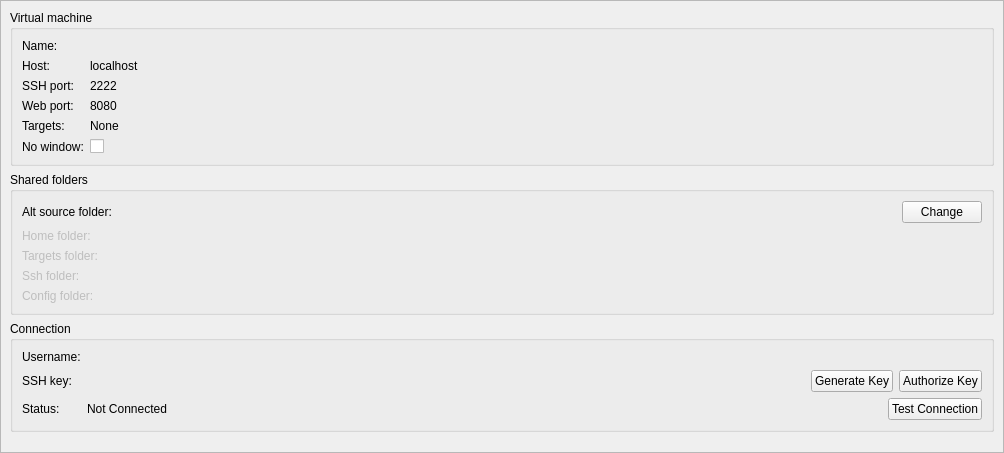
Before: the Qt Designer form src/plugins/mer/mersdkdetailswidget.ui in sailfishos/sailfish-qtcreator, drawn with Qt 5.
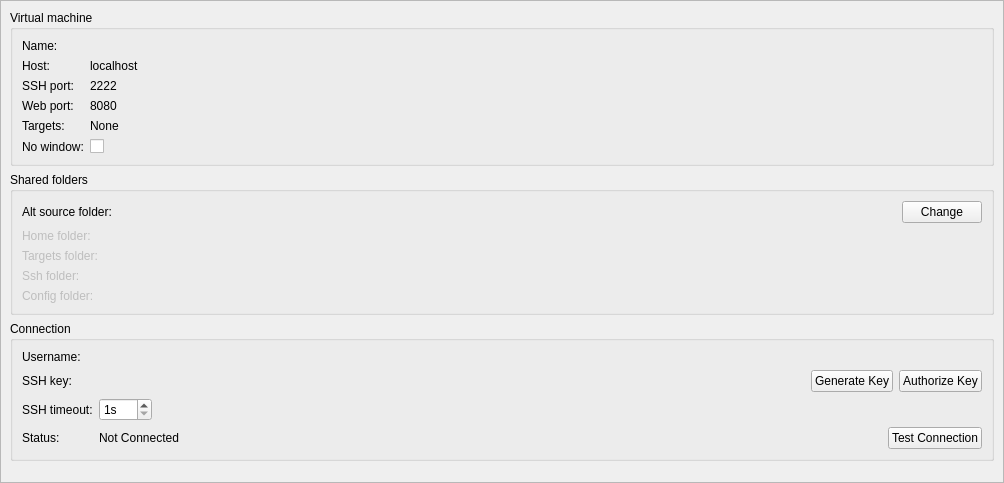
After: the same form once the commit is applied. Custom widgets are drawn as their Qt base class.

Commit message:
Mer: Allow to configure SSH timeout for SDK VM
[qtc] Mer: Allow to configure SSH timeout for SDK VM. Relates MER#814

What changed in the file:
```diff
--- a/src/plugins/mer/mersdkdetailswidget.ui
+++ b/src/plugins/mer/mersdkdetailswidget.ui
@@ -7,7 +7,7 @@
     <x>0</x>
     <y>0</y>
     <width>1004</width>
-    <height>453</height>
+    <height>483</height>
    </rect>
   </property>
   <property name="windowTitle">
@@ -42,8 +42,8 @@
        <rect>
         <x>0</x>
         <y>0</y>
-        <width>1002</width>
-        <height>451</height>
+        <width>988</width>
+        <height>487</height>
        </rect>
       </property>
       <layout class="QVBoxLayout" name="verticalLayout_2">
@@ -368,14 +368,14 @@
             </item>
            </layout>
           </item>
-          <item row="2" column="0">
+          <item row="3" column="0">
            <widget class="QLabel" name="statusLabel">
             <property name="text">
              <string>Status:</string>
             </property>
            </widget>
           </item>
-          <item row="2" column="1">
+          <item row="3" column="1">
            <layout class="QHBoxLayout" name="horizontalLayout_2">
             <item>
              <widget class="QLabel" name="statusLabelText">
@@ -399,6 +399,32 @@
             </item>
            </layout>
           </item>
+          <item row="2" column="0">
+           <widget class="QLabel" name="label_2">
+            <property name="text">
+             <string>SSH timeout:</string>
+            </property>
+           </widget>
+          </item>
+          <item row="2" column="1">
+           <widget class="QSpinBox" name="sshTimeoutSpinBox">
+            <property name="sizePolicy">
+             <sizepolicy hsizetype="Fixed" vsizetype="Fixed">
+              <horstretch>0</horstretch>
+              <verstretch>0</verstretch>
+             </sizepolicy>
+            </property>
+            <property name="suffix">
+             <string>s</string>
+            </property>
+            <property name="minimum">
+             <number>1</number>
+            </property>
+            <property name="maximum">
+             <number>999</number>
+            </property>
+           </widget>
+          </item>
          </layout>
         </widget>
        </item>
```
Left out of the diff: 12 changed lines with no effect on the pictures. The commit also changes 6 other files.
